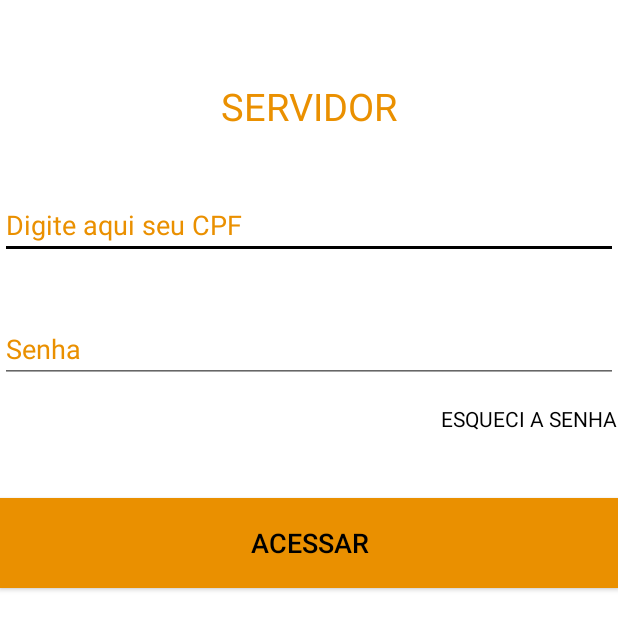
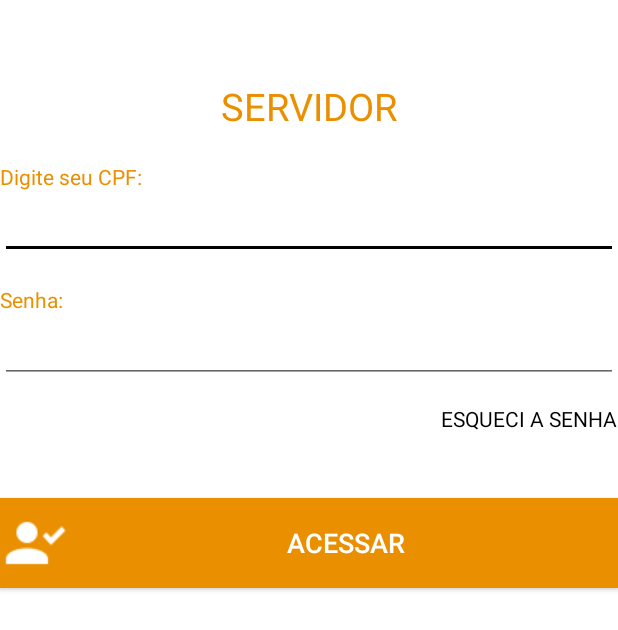
Before and after one commit to apdiegosilva/City360, an Android app: the LoginServidorActivity screen opened directly, with no data from a screen before it, on a phone screen of 412 x 824 dp. Shown: the top 630 px of the screen. Run offline under Robolectric (Android 15) with nearby library versions, the phone set to English and light mode, and no system bars.

Commit message:
Terminado tela ligin servidor

```diff
--- a/app/src/main/java/city360/fernandosoares/com/city360/LoginCidadaoActivity.java
+++ b/app/src/main/java/city360/fernandosoares/com/city360/LoginCidadaoActivity.java
@@ -25,7 +25,7 @@ public class LoginCidadaoActivity extends AppCompatActivity {
         btnAcessar = (Button) findViewById(R.id.btnAcessoCidadaoId);
         CriarConta = (TextView) findViewById(R.id.txtCriarContaId);
         EsqueciSenha = (TextView) findViewById(R.id.txtEsqueciSenhaId);
-        cpf = (TextView) findViewById(R.id.extCpfId);
+        cpf = (TextView) findViewById(R.id.txtCPF);
         senha = (TextView) findViewById(R.id.txtSenhaId);
 
         btnAcessar.setOnClickListener(new View.OnClickListener() {
--- a/app/src/main/java/city360/fernandosoares/com/city360/LoginServidorActivity.java
+++ b/app/src/main/java/city360/fernandosoares/com/city360/LoginServidorActivity.java
@@ -5,12 +5,16 @@ import android.support.v7.app.AppCompatActivity;
 import android.os.Bundle;
 import android.view.View;
 import android.widget.Button;
+import android.widget.EditText;
 import android.widget.TextView;
+import android.widget.Toast;
 
 public class LoginServidorActivity extends AppCompatActivity {
 
     private Button btnAcessar;
     private TextView txtEsqueciSenha;
+    private EditText txtcpf;
+    private EditText txtSenha;
 
     @Override
     protected void onCreate(Bundle savedInstanceState) {
@@ -19,6 +23,8 @@ public class LoginServidorActivity extends AppCompatActivity {
 
         btnAcessar = (Button) findViewById(R.id.btnAcessoServidorId);
         txtEsqueciSenha = (TextView) findViewById(R.id.txtEsqueciSenhaId);
+        txtcpf = (EditText) findViewById(R.id.txtCPF);
+        txtSenha = (EditText) findViewById(R.id.txtSenhaId);
 
         txtEsqueciSenha.setOnClickListener(new View.OnClickListener() {
             @Override
@@ -31,7 +37,14 @@ public class LoginServidorActivity extends AppCompatActivity {
         btnAcessar.setOnClickListener(new View.OnClickListener() {
             @Override
             public void onClick(View view) {
-                startActivity(new Intent(LoginServidorActivity.this, PrincipalServidorActivity.class));
+                String senha = txtSenha.getText().toString().trim();
+                String cpf = txtcpf.getText().toString().trim();
+                if(cpf.equals("") || senha.equals("")){
+                    Toast.makeText(LoginServidorActivity.this, "Digite todos os dados antes de prosseguir", Toast.LENGTH_SHORT).show();
+                }else{
+                    startActivity(new Intent(LoginServidorActivity.this, PrincipalServidorActivity.class));
+                }
+
             }
         });
     }
--- a/app/src/main/res/layout/activity_login_servidor.xml
+++ b/app/src/main/res/layout/activity_login_servidor.xml
@@ -21,7 +21,7 @@
         tools:layout_editor_absoluteY="45dp" />
 
     <EditText
-        android:id="@+id/extCpfId"
+        android:id="@+id/txtCPF"
         android:layout_width="wrap_content"
         android:layout_height="wrap_content"
         android:layout_alignParentEnd="true"
@@ -31,7 +31,6 @@
         android:layout_below="@+id/textView"
         android:layout_marginTop="39dp"
         android:ems="10"
-        android:hint="Digite aqui seu CPF"
         android:inputType="number"
         android:textColor="@android:color/background_dark"
         android:textColorHint="@color/Laranja" />
@@ -44,10 +43,9 @@
         android:layout_alignParentLeft="true"
         android:layout_alignParentRight="true"
         android:layout_alignParentStart="true"
-        android:layout_below="@+id/extCpfId"
+        android:layout_below="@+id/txtCPF"
         android:layout_marginTop="37dp"
         android:ems="10"
-        android:hint="Senha"
         android:inputType="textPassword"
         android:textColor="@android:color/background_dark"
         android:textColorHint="@color/Laranja" />
@@ -63,8 +61,9 @@
         android:layout_below="@+id/txtEsqueciSenhaId"
         android:layout_marginTop="43dp"
         android:background="@color/Laranja"
+        android:drawableLeft="@drawable/entrar"
         android:text="Acessar"
-        android:textColor="@color/texto_meio_tela"
+        android:textColor="@color/Fundo_app"
         android:textSize="18dp" />
 
     <TextView
@@ -78,4 +77,26 @@
         android:text="@string/REcuperar_senha"
         android:textColor="@color/texto_meio_tela" />
 
+    <TextView
+        android:id="@+id/textView20"
+        android:layout_width="wrap_content"
+        android:layout_height="wrap_content"
+        android:layout_alignParentLeft="true"
+        android:layout_alignParentStart="true"
+        android:layout_below="@+id/textView"
+        android:layout_marginTop="20dp"
+        android:text="Digite seu CPF:"
+        android:textColor="@color/Laranja" />
+
+    <TextView
+        android:id="@+id/textView21"
+        android:layout_width="wrap_content"
+        android:layout_height="wrap_content"
+        android:layout_alignParentLeft="true"
+        android:layout_alignParentStart="true"
+        android:layout_below="@+id/txtCPF"
+        android:layout_marginTop="17dp"
+        android:text="Senha:"
+        android:textColor="@color/Laranja" />
+
 </RelativeLayout>
```
Also changed, not shown: app/src/main/res/layout/activity_login_cidadao.xml (+6 -6 lines).
